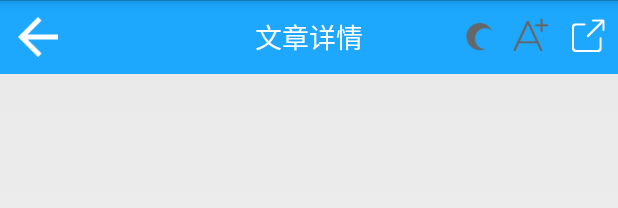
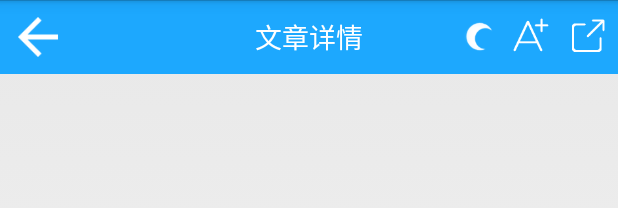
Before and after one commit to jiangqqlmj/App36Kr, an Android app: the layout details_top_bar_layout.xml on its own in the app's theme, with its tools: preview values and no code run, on a phone screen of 412 x 824 dp. Shown: the top 208 px of the screen. Run offline under Robolectric (Android 15) with nearby library versions, the phone set to English and light mode, and no system bars.

Commit message:
+):完成文章详情部分功能显示

```diff
--- a/app/src/main/java/com/cniao5/app36kr/entity/ArticleBean.java
+++ b/app/src/main/java/com/cniao5/app36kr/entity/ArticleBean.java
@@ -1,5 +1,6 @@
 package com.cniao5.app36kr.entity;
 
+import java.io.Serializable;
 import java.util.List;
 
 /**
@@ -8,7 +9,7 @@ import java.util.List;
  * href="http://www.cniao5.com">菜鸟窝</a> Description：
  * 菜鸟窝是一个只专注做Android开发技能的在线学习平台，课程以实战项目为主，对课程与服务”吹毛求疵”般的要求， 打造极致课程，是菜鸟窝不变的承诺
  */
-public class ArticleBean {
+public class ArticleBean implements Serializable{
 	private String title; // 文章标题
 	private String datetime; // 文章发表时间
 	private String datetext; // 文章发表时间时间 已计算
--- a/app/src/main/java/com/cniao5/app36kr/entity/AuthorBean.java
+++ b/app/src/main/java/com/cniao5/app36kr/entity/AuthorBean.java
@@ -1,4 +1,6 @@
 package com.cniao5.app36kr.entity;
+
+import java.io.Serializable;
 
 /**
  * 作者用户信息实体类
@@ -6,7 +8,7 @@ package com.cniao5.app36kr.entity;
  * @author jiangqq
  *
  */
-public class AuthorBean {
+public class AuthorBean implements Serializable{
 	private String name; // 作者名字
 	private String avatar; // 作者头像
 	private String href; // 作者主页地址
--- a/app/src/main/java/com/cniao5/app36kr/entity/HomeNewsBean.java
+++ b/app/src/main/java/com/cniao5/app36kr/entity/HomeNewsBean.java
@@ -1,4 +1,6 @@
 package com.cniao5.app36kr.entity;
+
+import java.io.Serializable;
 
 /**
  * 首页列表数据信息实体类
@@ -6,7 +8,8 @@ package com.cniao5.app36kr.entity;
  * @author jiangqq
  *
  */
-public class HomeNewsBean {
+public class HomeNewsBean implements  Serializable{
+
 	private String tId;  //文章ID
 	private String imgurl; // 文章列表缩略图片
 	private String mask; // 文章类型
--- a/app/src/main/java/com/cniao5/app36kr/fragment/HomeFragment.java
+++ b/app/src/main/java/com/cniao5/app36kr/fragment/HomeFragment.java
@@ -165,8 +165,9 @@ public class HomeFragment extends BaseFragment implements DefineView{
         lv_pulltorefresh.setOnItemClickListener(new AdapterView.OnItemClickListener() {
             @Override
             public void onItemClick(AdapterView<?> parent, View view, int position, long id) {
-                openActivity(DetailsActivity.class);
-                Toast.makeText(getActivity(),"点击了:"+homeNewsBeans.get((int)id).toString(),Toast.LENGTH_SHORT).show();
+                Bundle bundle=new Bundle();
+                bundle.putSerializable("news_bean", homeNewsBeans.get((int) id));
+                openActivityWithBundle(DetailsActivity.class, bundle);
             }
         });
         //列表进行下拉刷新事件
--- a/app/src/main/java/com/cniao5/app36kr/fragment/base/BaseFragment.java
+++ b/app/src/main/java/com/cniao5/app36kr/fragment/base/BaseFragment.java
@@ -9,6 +9,7 @@ import android.view.ViewGroup;
 
 import com.squareup.okhttp.OkHttpClient;
 
+import java.util.Map;
 import java.util.concurrent.TimeUnit;
 
 /**
@@ -36,4 +37,9 @@ public class BaseFragment extends Fragment {
         Intent mIntent=new Intent(getActivity(),pClass);
         getActivity().startActivity(mIntent);
     }
+    protected void openActivityWithBundle(Class<?> pClass,Bundle bundle){
+        Intent mIntent=new Intent(getActivity(),pClass);
+        mIntent.putExtras(bundle);
+        getActivity().startActivity(mIntent);
+    }
 }
--- /dev/null
+++ b/app/src/main/res/drawable/btn_font_selector.xml
@@ -0,0 +1,6 @@
+<?xml version="1.0" encoding="utf-8"?>
+<selector xmlns:android="http://schemas.android.com/apk/res/android">
+    <item android:state_focused="true" android:drawable="@drawable/news_icon_font"/>
+    <item android:state_pressed="true" android:drawable="@drawable/news_icon_font"/>
+    <item android:drawable="@drawable/news_icon_font_white"/>
+</selector>
--- /dev/null
+++ b/app/src/main/res/drawable/btn_night_selector.xml
@@ -0,0 +1,6 @@
+<?xml version="1.0" encoding="utf-8"?>
+<selector xmlns:android="http://schemas.android.com/apk/res/android">
+    <item android:state_focused="true" android:drawable="@drawable/icon_night"/>
+    <item android:state_pressed="true" android:drawable="@drawable/icon_night"/>
+    <item android:drawable="@drawable/icon_night_white"/>
+</selector>
--- /dev/null
+++ b/app/src/main/res/drawable/btn_share_selector.xml
@@ -0,0 +1,6 @@
+<?xml version="1.0" encoding="utf-8"?>
+<selector xmlns:android="http://schemas.android.com/apk/res/android">
+    <item android:state_focused="true" android:drawable="@drawable/news_icon_krtv_share_white"/>
+    <item android:state_pressed="true" android:drawable="@drawable/news_icon_krtv_share_white"/>
+    <item android:drawable="@drawable/news_icon_krtv_share"/>
+</selector>
--- a/app/src/main/res/layout/details_top_bar_layout.xml
+++ b/app/src/main/res/layout/details_top_bar_layout.xml
@@ -30,7 +30,7 @@
             android:layout_centerVertical="true"
             android:layout_width="30dp"
             android:layout_height="30dp"
-            android:background="@drawable/news_icon_krtv_share"/>
+            android:background="@drawable/btn_share_selector"/>
 
         <Button
             android:id="@+id/btn_font"
@@ -39,7 +39,7 @@
             android:layout_centerVertical="true"
             android:layout_width="30dp"
             android:layout_height="30dp"
-            android:background="@drawable/news_icon_font"/>
+            android:background="@drawable/btn_font_selector"/>
         <Button
             android:id="@+id/btn_night"
             android:layout_marginRight="5dp"
@@ -47,6 +47,6 @@
             android:layout_centerVertical="true"
             android:layout_width="30dp"
             android:layout_height="30dp"
-            android:background="@drawable/icon_night"/>
+            android:background="@drawable/btn_night_selector"/>
     </RelativeLayout>
 </RelativeLayout>
```
Also changed, not shown: app/src/main/java/com/cniao5/app36kr/ui/DetailsActivity.java (+71 -1 lines), app/src/main/java/com/cniao5/app36kr/ui/base/BaseActivity.java (+9 -0 lines), app/src/main/res/layout/details_layout.xml (+48 -7 lines), app/src/main/res/drawable-hdpi/icon_night_white.png (added), app/src/main/res/drawable-hdpi/news_icon_font_white.png (added), app/src/main/res/drawable-hdpi/news_icon_krtv_share_white.png (added).
